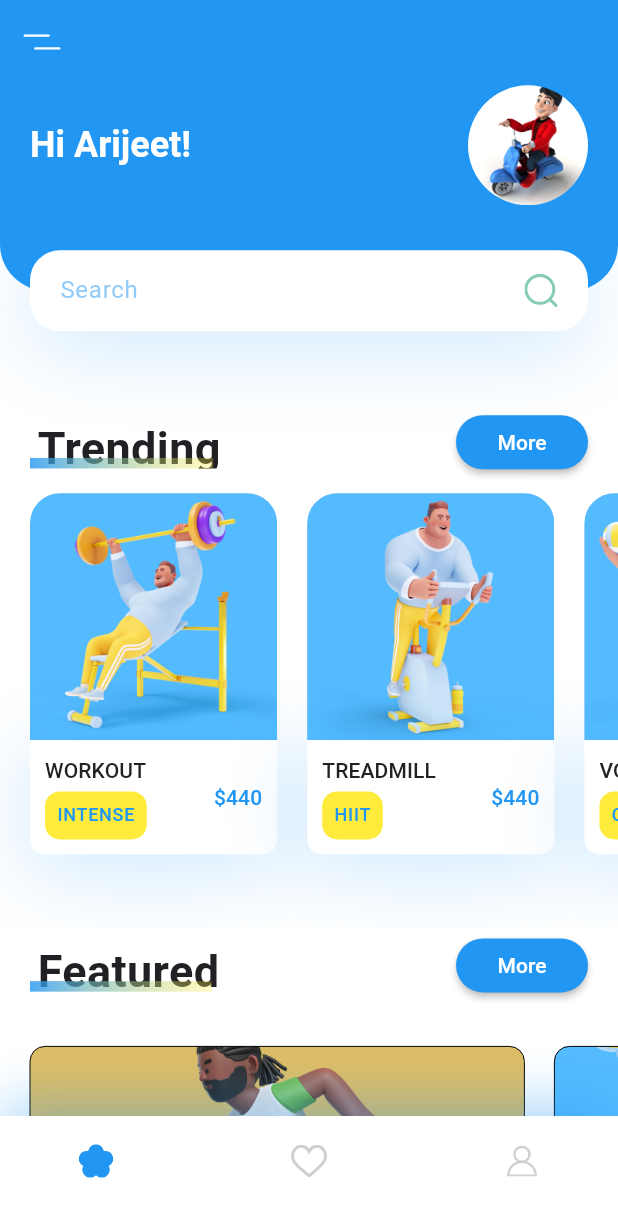
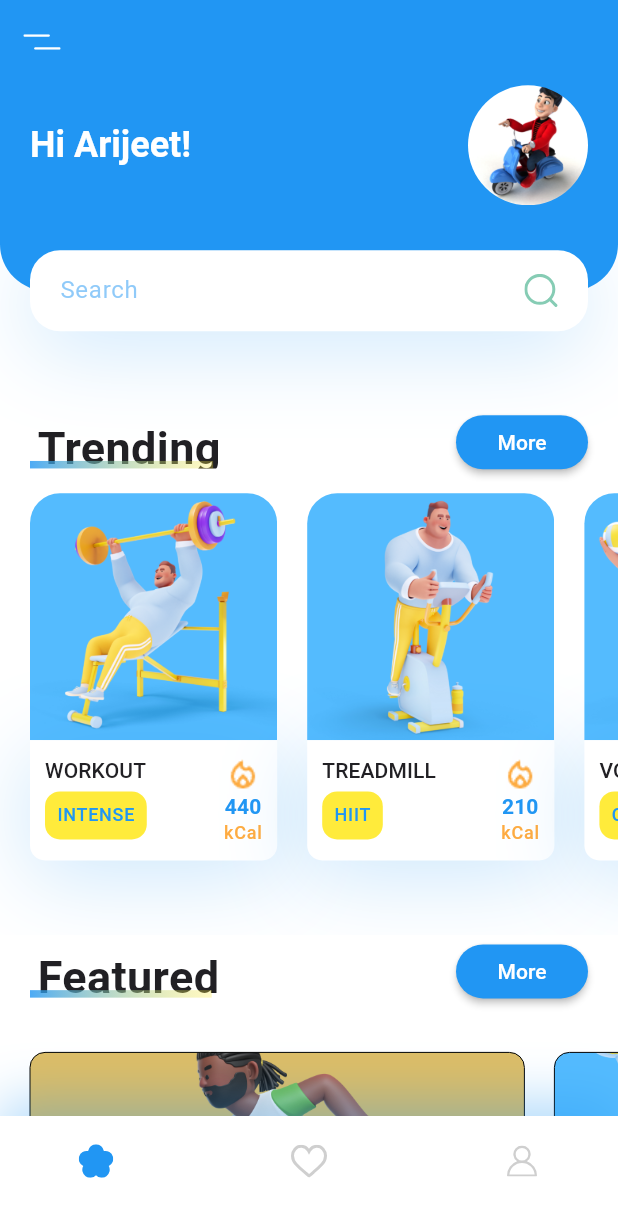
Before and after one commit to rishirizz/sporthub, a Flutter app: the screen it shows after launch, on a phone screen of 412 x 824 dp. Shown: the top 1217 px of the screen. Run offline on Flutter 3.47's test engine with Material 3 defaults, Android fonts, the phone set to English and light mode, and no system bars; our stand-ins replace flutter_svg.

Commit message:
complete project.

```diff
--- a/lib/components/title_with_more_button.dart
+++ b/lib/components/title_with_more_button.dart
@@ -63,7 +63,7 @@ class TitleWithCustomUnderline extends StatelessWidget {
             right: 0,
             child: Container(
               margin: const EdgeInsets.only(right: kDefaultPadding / 4),
-              height: 7,
+              height: 5,
               decoration: BoxDecoration(
                 gradient: LinearGradient(
                   colors: [
--- a/lib/components/trending_sports.dart
+++ b/lib/components/trending_sports.dart
@@ -35,7 +35,7 @@ class TrendingSports extends StatelessWidget {
             image: 'assets/images/treadmill.jpg',
             title: 'Treadmill',
             type: 'HIIT',
-            kCal: 440,
+            kCal: 210,
             press: () {
               Navigator.push(
                 context,
@@ -52,7 +52,7 @@ class TrendingSports extends StatelessWidget {
             image: 'assets/images/volleyball.jpg',
             title: 'Volleyball',
             type: 'Cardio',
-            kCal: 440,
+            kCal: 190,
             press: () {
               Navigator.push(
                 context,
@@ -126,6 +126,7 @@ class TrendingSportsCard extends StatelessWidget {
               ),
               child: Row(
                 mainAxisSize: MainAxisSize.min,
+                crossAxisAlignment: CrossAxisAlignment.start,
                 children: <Widget>[
                   Column(
                     crossAxisAlignment: CrossAxisAlignment.start,
@@ -158,28 +159,28 @@ class TrendingSportsCard extends StatelessWidget {
                       )
                     ],
                   ),
-                  // RichText(
-                  //   text: TextSpan(
-                  //     children: [
-                  //       TextSpan(
-                  //           text: "$title\n".toUpperCase(),
-                  //           style: Theme.of(context).textTheme.labelLarge),
-                  //       TextSpan(
-                  //         text: type.toUpperCase(),
-                  //         style: TextStyle(
-                  //           color: kPrimaryColor.withOpacity(0.5),
-                  //         ),
-                  //       ),
-                  //     ],
-                  //   ),
-                  // ),
                   const Spacer(),
-                  Text(
-                    '\$$kCal',
-                    style: Theme.of(context)
-                        .textTheme
-                        .labelLarge!
-                        .copyWith(color: kPrimaryColor),
+                  Column(
+                    children: [
+                      Image.asset(
+                        'assets/images/fire.png',
+                        color: Colors.orangeAccent,
+                      ),
+                      Text(
+                        '$kCal',
+                        style: Theme.of(context).textTheme.labelLarge!.copyWith(
+                              color: kPrimaryColor,
+                              fontWeight: FontWeight.bold,
+                            ),
+                      ),
+                      Text(
+                        'kCal',
+                        style:
+                            Theme.of(context).textTheme.labelMedium!.copyWith(
+                                  color: Colors.orangeAccent,
+                                ),
+                      ),
+                    ],
                   )
                 ],
               ),
```
Also changed, not shown: assets/images/fire.png (added).
